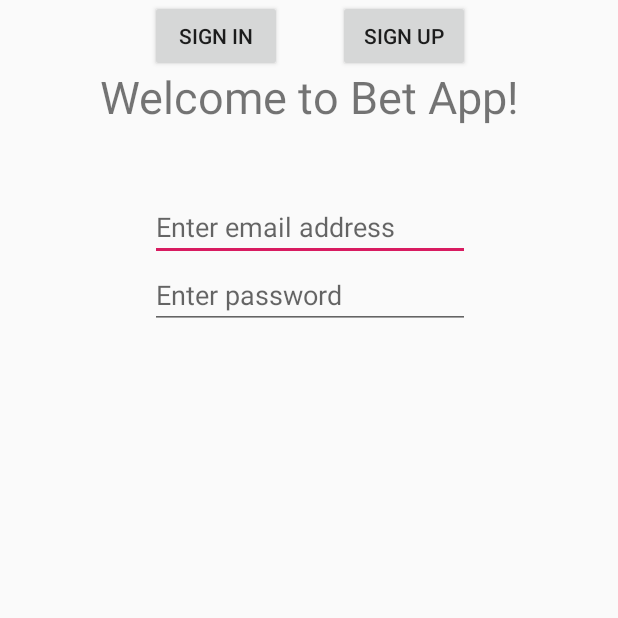
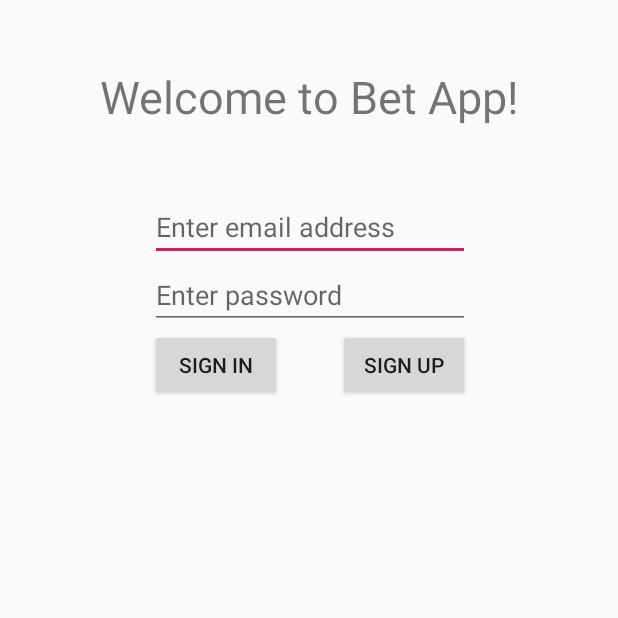
Before and after one commit to SaraAtia/BetApp, an Android app: the screen it shows after launch (AuthActivity), on a phone screen of 412 x 824 dp, the top half of it. Run offline under Robolectric (Android 15) with nearby library versions, the phone set to English and light mode, and no system bars; our stand-ins replace Firebase (no records; nobody signed in at launch, a user with empty details on screens opened directly).

Commit message:
fixed AuthActivity layout

```diff
--- a/app/src/main/java/com/example/betapp/AuthActivity.java
+++ b/app/src/main/java/com/example/betapp/AuthActivity.java
@@ -29,7 +29,6 @@ public class AuthActivity extends AppCompatActivity {
     protected void onCreate(Bundle savedInstanceState){
         super.onCreate(savedInstanceState);
         setContentView(R.layout.activity_auth);
-        rememberMe = findViewById(R.id.rememberMe);
         mAuth = FirebaseAuth.getInstance();
 //        this.startService(); // TODO: uncomment to start notification service
     }
--- a/app/src/main/res/layout/activity_auth.xml
+++ b/app/src/main/res/layout/activity_auth.xml
@@ -48,7 +48,7 @@
         android:onClick="signUp"
         android:text="Sign Up"
         app:layout_constraintEnd_toEndOf="@+id/password"
-        tools:layout_editor_absoluteY="251dp" />
+        app:layout_constraintTop_toBottomOf="@+id/password" />
 
     <Button
         android:id="@+id/signIn"
@@ -57,6 +57,6 @@
         android:onClick="signIn"
         android:text="Sign In"
         app:layout_constraintStart_toStartOf="@+id/password"
-        tools:layout_editor_absoluteY="251dp" />
+        app:layout_constraintTop_toBottomOf="@+id/password" />
 
 </androidx.constraintlayout.widget.ConstraintLayout>
```
